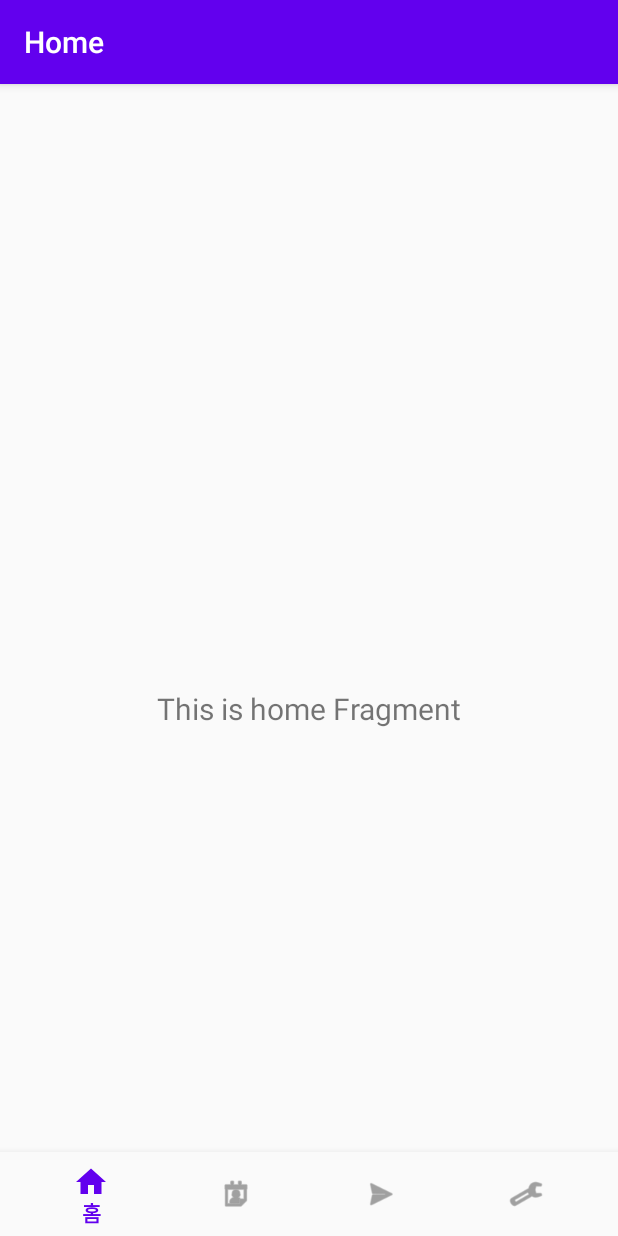
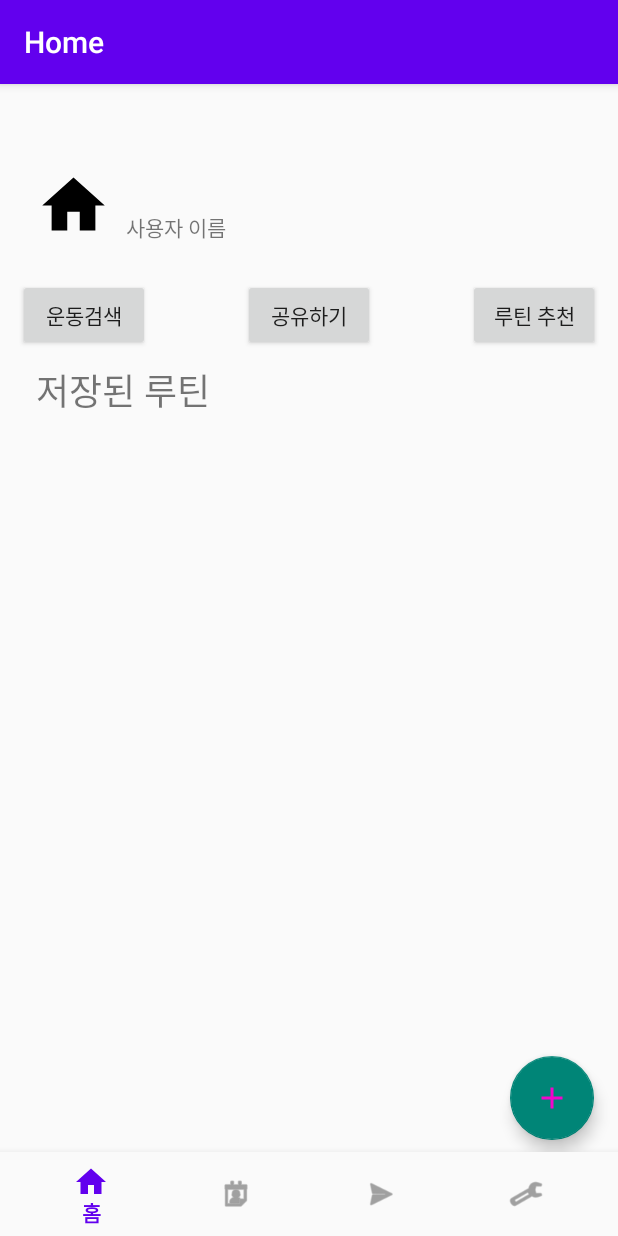
Before and after one commit to jininim/Muscle-up-, an Android app: the screen it shows after launch (MainActivity), on a phone screen of 412 x 824 dp. Run offline under Robolectric (Android 15) with nearby library versions, the light colour scheme and no system bars; our stand-ins replace data binding, navigation-ui.

Commit message:
홈프래그먼트 xml 수정

```diff
--- a/app/src/main/java/com/example/teamproject_hometrainingassistant_app/ui/home/HomeFragment.kt
+++ b/app/src/main/java/com/example/teamproject_hometrainingassistant_app/ui/home/HomeFragment.kt
@@ -22,15 +22,15 @@ class HomeFragment : Fragment() {
         container: ViewGroup?,
         savedInstanceState: Bundle?
     ): View {
-        val homeViewModel =
-            ViewModelProvider(this).get(HomeViewModel::class.java)
+//        val homeViewModel =
+//            ViewModelProvider(this).get(HomeViewModel::class.java)
 
         _binding = FragmentHomeBinding.inflate(inflater, container, false)
 
-        val textView: TextView = binding.textHome
-        homeViewModel.text.observe(viewLifecycleOwner) {
-            textView.text = it
-        }
+//        val textView: TextView = binding.textHome
+//        homeViewModel.text.observe(viewLifecycleOwner) {
+//            textView.text = it
+//        }
         return binding.root
     }
 
--- a/app/src/main/java/com/example/teamproject_hometrainingassistant_app/ui/home/HomeViewModel.kt
+++ b/app/src/main/java/com/example/teamproject_hometrainingassistant_app/ui/home/HomeViewModel.kt
@@ -6,8 +6,8 @@ import androidx.lifecycle.ViewModel
 
 class HomeViewModel : ViewModel() {
 
-    private val _text = MutableLiveData<String>().apply {
-        value = "This is home Fragment"
-    }
-    val text: LiveData<String> = _text
+//    private val _text = MutableLiveData<String>().apply {
+//        value = "This is home Fragment"
+//    }
+//    val text: LiveData<String> = _text
 }
--- /dev/null
+++ b/app/src/main/res/drawable/ic_baseline_add_24.xml
@@ -0,0 +1,5 @@
+<vector android:height="24dp" android:tint="#F305CB"
+    android:viewportHeight="24" android:viewportWidth="24"
+    android:width="24dp" xmlns:android="http://schemas.android.com/apk/res/android">
+    <path android:fillColor="@android:color/white" android:pathData="M19,13h-6v6h-2v-6H5v-2h6V5h2v6h6v2z"/>
+</vector>
--- a/app/src/main/res/layout/activity_main.xml
+++ b/app/src/main/res/layout/activity_main.xml
@@ -4,14 +4,13 @@
     android:id="@+id/container"
     android:layout_width="match_parent"
     android:layout_height="match_parent"
-    android:paddingTop="?attr/actionBarSize">
+    android:paddingTop="?attr/actionBarSize"
+    >
 
     <com.google.android.material.bottomnavigation.BottomNavigationView
         android:id="@+id/nav_view"
         android:layout_width="0dp"
         android:layout_height="wrap_content"
-        android:layout_marginStart="0dp"
-        android:layout_marginEnd="0dp"
         android:background="?android:attr/windowBackground"
         app:layout_constraintBottom_toBottomOf="parent"
         app:layout_constraintLeft_toLeftOf="parent"
--- a/app/src/main/res/layout/fragment_home.xml
+++ b/app/src/main/res/layout/fragment_home.xml
@@ -1,29 +1,105 @@
 <?xml version="1.0" encoding="utf-8"?>
-<layout>
+<layout xmlns:tools="http://schemas.android.com/tools"
+    xmlns:android="http://schemas.android.com/apk/res/android"
+    xmlns:app="http://schemas.android.com/apk/res-auto">
     <data>
         <variable
             name="home"
             type="com.example.teamproject_hometrainingassistant_app.ui.home.HomeViewModel" />
     </data>
-<androidx.constraintlayout.widget.ConstraintLayout xmlns:android="http://schemas.android.com/apk/res/android"
-    xmlns:app="http://schemas.android.com/apk/res-auto"
-    xmlns:tools="http://schemas.android.com/tools"
+<androidx.constraintlayout.widget.ConstraintLayout
     android:layout_width="match_parent"
     android:layout_height="match_parent"
     tools:context=".ui.home.HomeFragment">
 
+
+    <ImageView
+        android:id="@+id/imageView"
+        android:layout_width="50dp"
+        android:layout_height="50dp"
+        android:layout_marginStart="24dp"
+        android:contentDescription="TODO"
+        app:layout_constraintStart_toStartOf="parent"
+        app:layout_constraintTop_toTopOf="parent"
+        app:srcCompat="@drawable/ic_home_black_24dp" />
+
     <TextView
-        android:id="@+id/text_home"
-        android:layout_width="match_parent"
+        android:id="@+id/textView"
+        android:layout_width="wrap_content"
         android:layout_height="wrap_content"
-        android:layout_marginStart="8dp"
+        android:layout_marginStart="10dp"
+        android:text="사용자 이름"
+        app:layout_constraintBottom_toBottomOf="@+id/imageView"
+        app:layout_constraintStart_toEndOf="@+id/imageView" />
+
+    <Button
+        android:id="@+id/button"
+        android:layout_width="wrap_content"
+        android:layout_height="wrap_content"
+        android:layout_marginStart="12dp"
+        android:layout_marginTop="24dp"
+        android:text="운동검색"
+        app:layout_constraintStart_toStartOf="parent"
+        app:layout_constraintTop_toBottomOf="@+id/imageView" />
+
+    <Button
+        android:id="@+id/button4"
+        android:layout_width="wrap_content"
+        android:layout_height="wrap_content"
+        android:layout_marginStart="30dp"
+        android:layout_marginTop="24dp"
+        android:layout_marginEnd="30dp"
+        android:text="공유하기"
+        app:layout_constraintEnd_toStartOf="@+id/button5"
+        app:layout_constraintStart_toEndOf="@+id/button"
+        app:layout_constraintTop_toBottomOf="@+id/imageView" />
+
+    <Button
+        android:id="@+id/button5"
+        android:layout_width="wrap_content"
+        android:layout_height="wrap_content"
+        android:layout_marginTop="24dp"
+        android:layout_marginEnd="12dp"
+        android:text="루틴 추천"
+        app:layout_constraintEnd_toEndOf="parent"
+        app:layout_constraintTop_toBottomOf="@+id/imageView" />
+
+    <TextView
+        android:id="@+id/textView2"
+        android:layout_width="wrap_content"
+        android:layout_height="wrap_content"
+        android:layout_marginStart="24dp"
         android:layout_marginTop="8dp"
-        android:layout_marginEnd="8dp"
-        android:textAlignment="center"
-        android:textSize="20sp"
+        android:layout_marginEnd="268dp"
+        android:text="저장된 루틴"
+        android:textSize="24sp"
+        app:layout_constraintEnd_toEndOf="parent"
+        app:layout_constraintHorizontal_bias="0.0"
+        app:layout_constraintStart_toStartOf="parent"
+        app:layout_constraintTop_toBottomOf="@+id/button" />
+
+    <androidx.recyclerview.widget.RecyclerView
+        android:id="@+id/recyclerView"
+        android:layout_width="0dp"
+        android:layout_height="wrap_content"
+        android:layout_marginTop="8dp"
+        app:layout_constraintEnd_toEndOf="parent"
+        app:layout_constraintHorizontal_bias="0.0"
+        app:layout_constraintStart_toStartOf="parent"
+        app:layout_constraintTop_toBottomOf="@+id/textView2" />
+
+    <com.google.android.material.floatingactionbutton.FloatingActionButton
+        android:id="@+id/floatingActionButton"
+        android:layout_width="wrap_content"
+        android:layout_height="wrap_content"
+        android:layout_marginEnd="16dp"
+        android:layout_marginBottom="64dp"
+        android:clickable="true"
         app:layout_constraintBottom_toBottomOf="parent"
         app:layout_constraintEnd_toEndOf="parent"
-        app:layout_constraintStart_toStartOf="parent"
-        app:layout_constraintTop_toTopOf="parent" />
+        app:srcCompat="@drawable/ic_baseline_add_24"
+        android:contentDescription="TODO"
+        android:focusable="true" />
+
 </androidx.constraintlayout.widget.ConstraintLayout>
 </layout>
```
Also changed, not shown: 2 other files.
